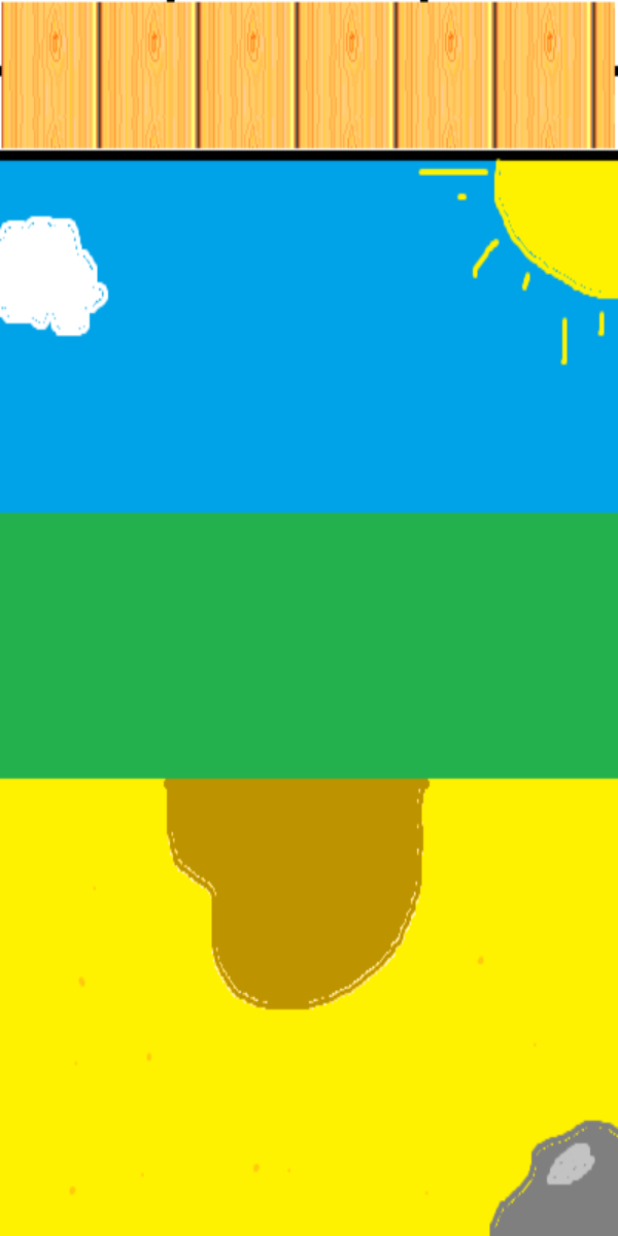
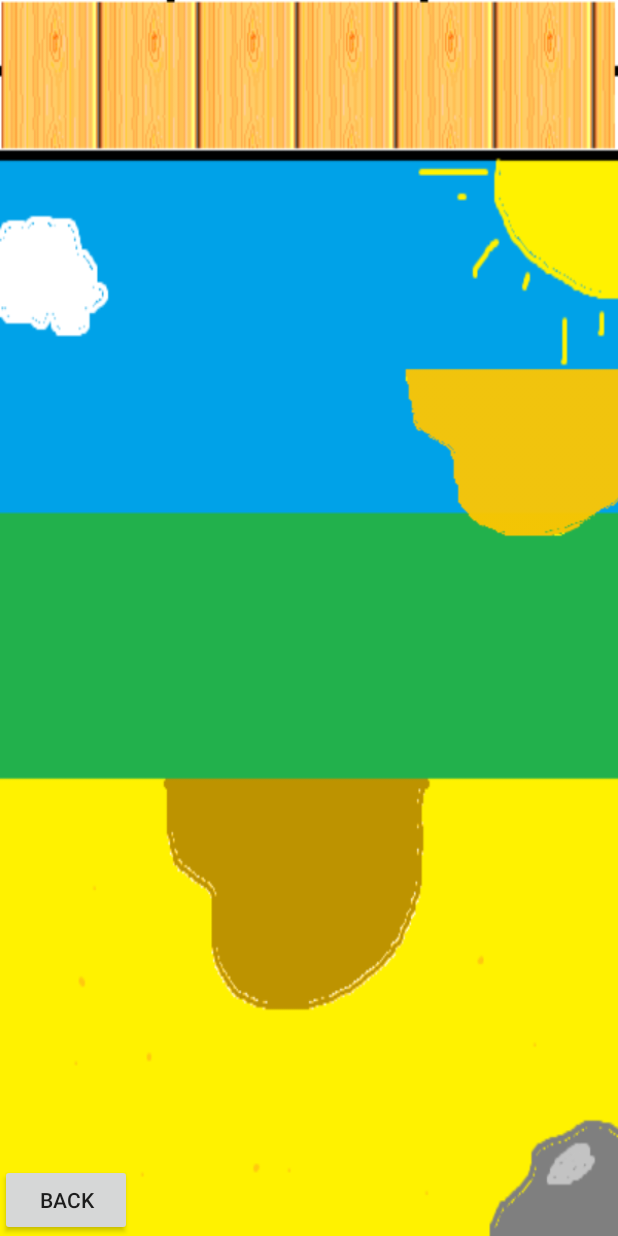
Before and after one commit to woofwoofus/YMBAH, an Android app: the DigSandActivity screen opened directly, with no data from a screen before it, after a tap on "Sand Image", on a phone screen of 412 x 824 dp. Run offline under Robolectric (Android 15) with nearby library versions, the light colour scheme and no system bars.

Commit message:
Lots of little changes

```diff
--- a/YMBAH/app/src/main/java/nl/mprog/ymbah/DigSandActivity.java
+++ b/YMBAH/app/src/main/java/nl/mprog/ymbah/DigSandActivity.java
@@ -26,6 +26,8 @@ import java.util.Random;
 
 public class DigSandActivity extends Activity {
     private SharedPreferences sharedPrefs;
+    private boolean SandCD = false;
+    private int digCount = 0;
 
 
     @Override
@@ -45,34 +47,49 @@ public class DigSandActivity extends Activity {
         return randomFloat * range - Math.abs(min);
     }
 
+
+
     public void playAnim(View view) throws InterruptedException {
-        final ImageView Sand = (ImageView) findViewById(R.id.Sand_Object);
-        Sand.setClickable(false);
+
+        final ImageView sand = (ImageView) findViewById(R.id.Sand_Object);
+        sand.setClickable(false);
 
         float X = randInt(-500, 500);
         float Y = randInt(300, 800);
         System.out.println("X = " + X + "    Y = " + Y);
 
-        Sand.animate().rotationBy(1800).alpha(0).translationX(X).translationY(-Y).scaleX(0)
-                .scaleY(0).setDuration(2000).withEndAction(new Runnable() {
+        Runnable endAction = new Runnable() {
             public void run() {
-                Sand.animate().x(0).y(0).alpha(1).setDuration(0);
-                Sand.setClickable(true);
+                if (digCount <= 5) {
+                    sand.animate().alpha(1).scaleX(1).scaleY(1).setDuration(0);
+                    sand.setClickable(true);
+                }
             }
-        });
+        };
 
-        ImageView Sand_Plus = (ImageView) findViewById(R.id.Sand_Plus);
 
-        Sand_Plus.setImageAlpha(1);
-        Sand_Plus.animate().translationY(-10).alpha(0).setDuration(2000);
+        sand.animate().rotationBy(1800).alpha(0).translationX(X).translationY(-Y).scaleX(0)
+                .scaleY(0).setDuration(2000).withEndAction(endAction);
+//
+//        ImageView Sand_Plus = (ImageView) findViewById(R.id.Sand_Plus);
+//
+//        Sand_Plus.setImageAlpha(1);
+//        Sand_Plus.animate().translationY(-10).alpha(0).setDuration(2000);
 
         sharedPrefs = getSharedPreferences("userData", MODE_PRIVATE);
         SharedPreferences.Editor editor = sharedPrefs.edit();
         editor.putInt("Sand", sharedPrefs.getInt("Sand", 0) + 1);
         editor.commit();
         System.out.println("Sand collected: " + sharedPrefs.getInt("Sand", -1));
-
-
+        digCount++;
+        if (digCount > 5) {
+            SandCD = true;
+        }
     }
 
+    public void BackToHouse(View view) {
+        Intent GameScreenIntent = new Intent(this, GameActivity.class);
+        GameScreenIntent.putExtra("SandCD", SandCD);
+        startActivity(GameScreenIntent);
+    }
 }
--- a/YMBAH/app/src/main/res/layout/activity_main_menu.xml
+++ b/YMBAH/app/src/main/res/layout/activity_main_menu.xml
@@ -46,6 +46,7 @@
             android:layout_height="wrap_content"
             android:text="Log In"
             android:id="@+id/LogInButton"
+            android:onClick="LogIn"
             android:layout_toRightOf="@id/LoadGameButton"
             android:layout_below="@id/StartGameButton"/>
 
--- a/YMBAH/app/src/main/res/layout/content_dig_sand.xml
+++ b/YMBAH/app/src/main/res/layout/content_dig_sand.xml
@@ -36,5 +36,14 @@
         android:layout_alignParentStart="true"
         android:layout_marginStart="76dp" />
 
+    <Button
+        android:layout_width="wrap_content"
+        android:layout_height="wrap_content"
+        android:text="Back"
+        android:id="@+id/BackToHouseButton"
+        android:onClick="BackToHouse"
+        android:layout_alignParentBottom="true"
+        android:layout_alignParentLeft="true"/>
+
 
 </RelativeLayout>
```
Also changed, not shown: YMBAH/app/src/main/java/nl/mprog/ymbah/Game.java (+13 -4 lines), YMBAH/app/src/main/java/nl/mprog/ymbah/GameActivity.java (+27 -1 lines), YMBAH/app/src/main/java/nl/mprog/ymbah/LogInFragment.java (added, +63 -0 lines), YMBAH/app/src/main/java/nl/mprog/ymbah/MainMenuActivity.java (+8 -5 lines), YMBAH/app/src/main/res/layout/fragment_log_in.xml (added, +35 -0 lines).
